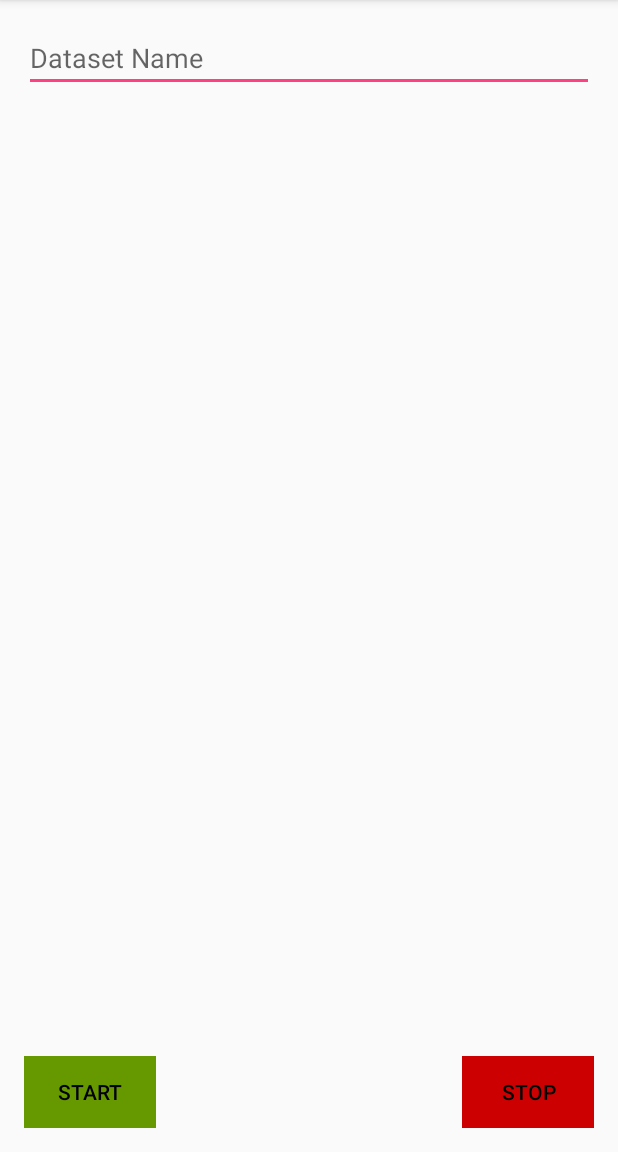
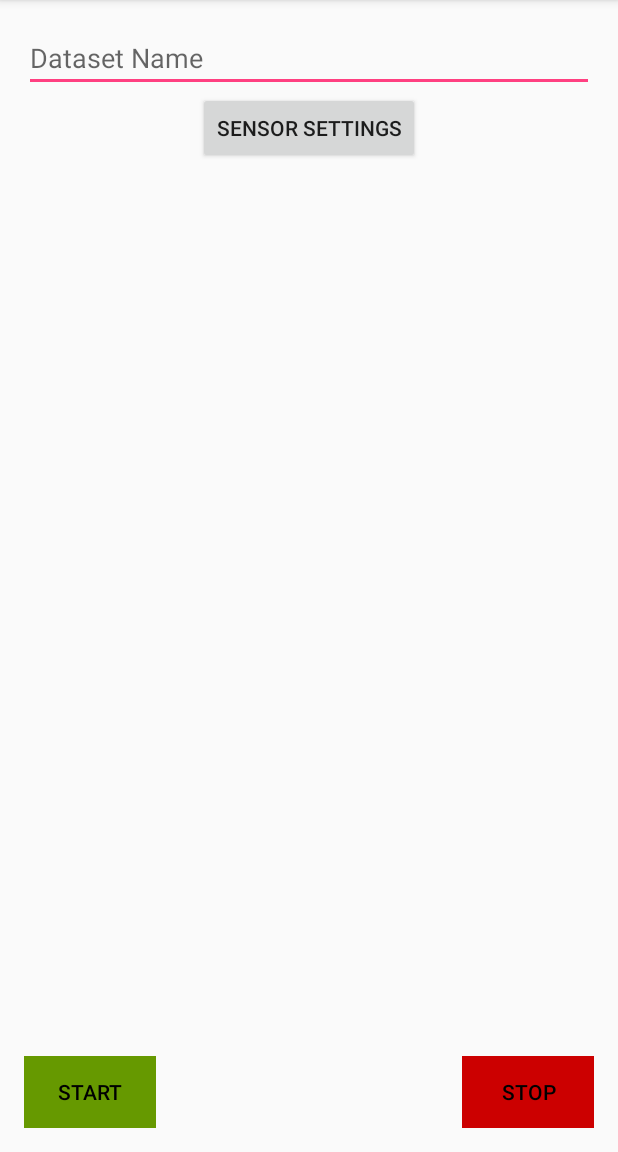
Before and after one commit to arituerto/SensorAndCameraLogger, an Android app: the screen it shows after launch (MainActivity), after a tap on "STOP", on a phone screen of 412 x 824 dp, the part 84-1236 px from its top. Run offline under Robolectric (Android 15) with nearby library versions, the light colour scheme and no system bars.

Commit message:
Setup sensors button

```diff
--- a/app/src/main/java/arituerto/sensorandcameralogger/MainActivity.java
+++ b/app/src/main/java/arituerto/sensorandcameralogger/MainActivity.java
@@ -76,6 +76,8 @@ public class MainActivity extends AppCompatActivity implements SensorEventListen
         startButton.setOnClickListener(startClick);
         final Button stopButton = (Button) findViewById(R.id.buttonStopLogging);
         stopButton.setOnClickListener(stopClick);
+        final Button sensorSettingsButton = (Button) findViewById(R.id.buttonSensorSettings);
+        sensorSettingsButton.setOnClickListener(sensorSettingsClick);
     }
 
     @Override
@@ -95,13 +97,7 @@ public class MainActivity extends AppCompatActivity implements SensorEventListen
         mSensorManager.unregisterListener(this);
     }
 
-    private View.OnClickListener startClick = new View.OnClickListener() {
-        @Override
-        public void onClick(View v) {
-
-            if (!mLoggingActive) {
-
-                Log.i(TAG, "Start Logging");
+    private void startLogging() {
 
         EditText textEntry = (EditText) findViewById(R.id.inputDataSetName);
         dataSetName = textEntry.getText().toString();
@@ -149,19 +145,10 @@ public class MainActivity extends AppCompatActivity implements SensorEventListen
                 e.printStackTrace();
             }
         }
-                mLoggingActive = true;
-                progressBar.setVisibility(View.VISIBLE);
-            } else {
-                Log.i(TAG, "System is already Logging");
+
     }
-        }
-    };
 
-    private View.OnClickListener stopClick = new View.OnClickListener() {
-        @Override
-        public void onClick(View v) {
-            if (mLoggingActive) {
-                Log.i(TAG, "Stop Logging");
+    private void stopLogging() {
         for (Map.Entry<Sensor, Logger> iSensorLogger : mSensorLoggerMap.entrySet()) {
             try {
                 iSensorLogger.getValue().close();
@@ -170,13 +157,7 @@ public class MainActivity extends AppCompatActivity implements SensorEventListen
             }
         }
         mSensorLoggerMap.clear();
-                mLoggingActive = false;
-                progressBar.setVisibility(View.GONE);
-            } else {
-                Log.i(TAG, "System is not Logging");
     }
-        }
-    };
 
     public void onAccuracyChanged(Sensor sensor, int accuracy) {
 
@@ -197,4 +178,40 @@ public class MainActivity extends AppCompatActivity implements SensorEventListen
             }
         }
     }
+
+    private View.OnClickListener startClick = new View.OnClickListener() {
+        @Override
+        public void onClick(View v) {
+
+            if (!mLoggingActive) {
+                Log.i(TAG, "Start Logging");
+                startLogging();
+                mLoggingActive = true;
+                progressBar.setVisibility(View.VISIBLE);
+            } else {
+                Log.i(TAG, "System is already Logging");
             }
+        }
+    };
+
+    private View.OnClickListener stopClick = new View.OnClickListener() {
+        @Override
+        public void onClick(View v) {
+            if (mLoggingActive) {
+                Log.i(TAG, "Stop Logging");
+                stopLogging();
+                mLoggingActive = false;
+                progressBar.setVisibility(View.GONE);
+            } else {
+                Log.i(TAG, "System is not Logging");
+            }
+        }
+    };
+
+    private View.OnClickListener sensorSettingsClick = new View.OnClickListener() {
+        @Override
+        public void onClick(View v) {
+            Log.i(TAG, "Sensor Settings");
+        }
+    };
+}
--- a/app/src/main/res/layout/activity_main.xml
+++ b/app/src/main/res/layout/activity_main.xml
@@ -53,4 +53,12 @@
         android:layout_alignParentBottom="true"
         android:layout_centerHorizontal="true" />
 
+    <Button
+        android:text="Sensor Settings"
+        android:layout_width="wrap_content"
+        android:layout_height="wrap_content"
+        android:layout_below="@+id/inputDataSetName"
+        android:layout_centerHorizontal="true"
+        android:id="@+id/buttonSensorSettings" />
+
 </RelativeLayout>
```
Lines whose indentation alone changed are shown as unchanged.
